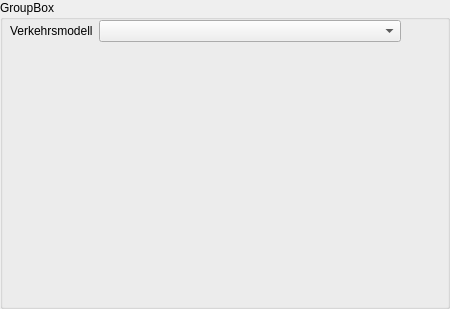
The window that src/gui_vm/view/qt_designed/scenario.ui (ChrFr/gui_vm) describes before a commit, drawn with Qt 5.
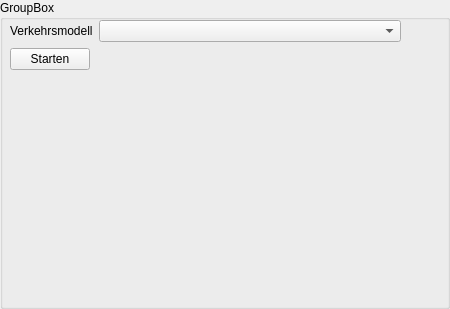
The same window after the commit.

Commit message: command line parameters to start run; fixed issue with folder structure

Diff of the .ui file:
```diff
--- a/src/gui_vm/view/qt_designed/scenario.ui
+++ b/src/gui_vm/view/qt_designed/scenario.ui
@@ -51,6 +51,19 @@
       </property>
      </widget>
     </item>
+    <item row="1" column="0">
+     <widget class="QPushButton" name="start_button">
+      <property name="maximumSize">
+       <size>
+        <width>100</width>
+        <height>16777215</height>
+       </size>
+      </property>
+      <property name="text">
+       <string>Starten</string>
+      </property>
+     </widget>
+    </item>
    </layout>
   </widget>
  </widget>
```
The commit also changes 10 other files.
